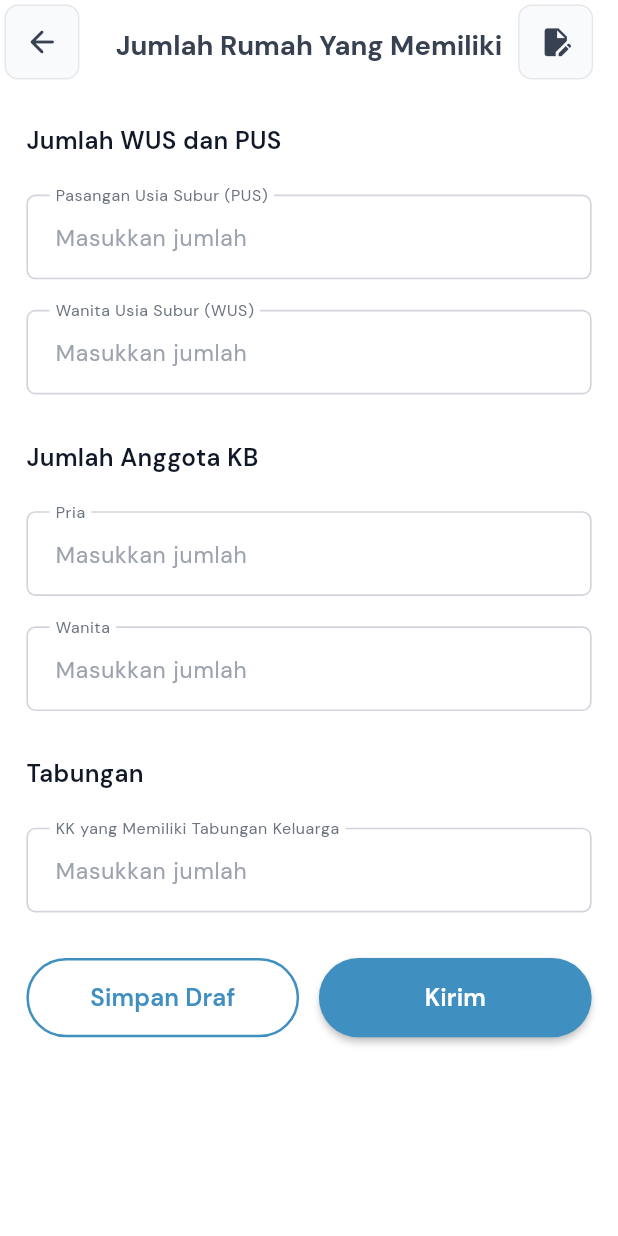
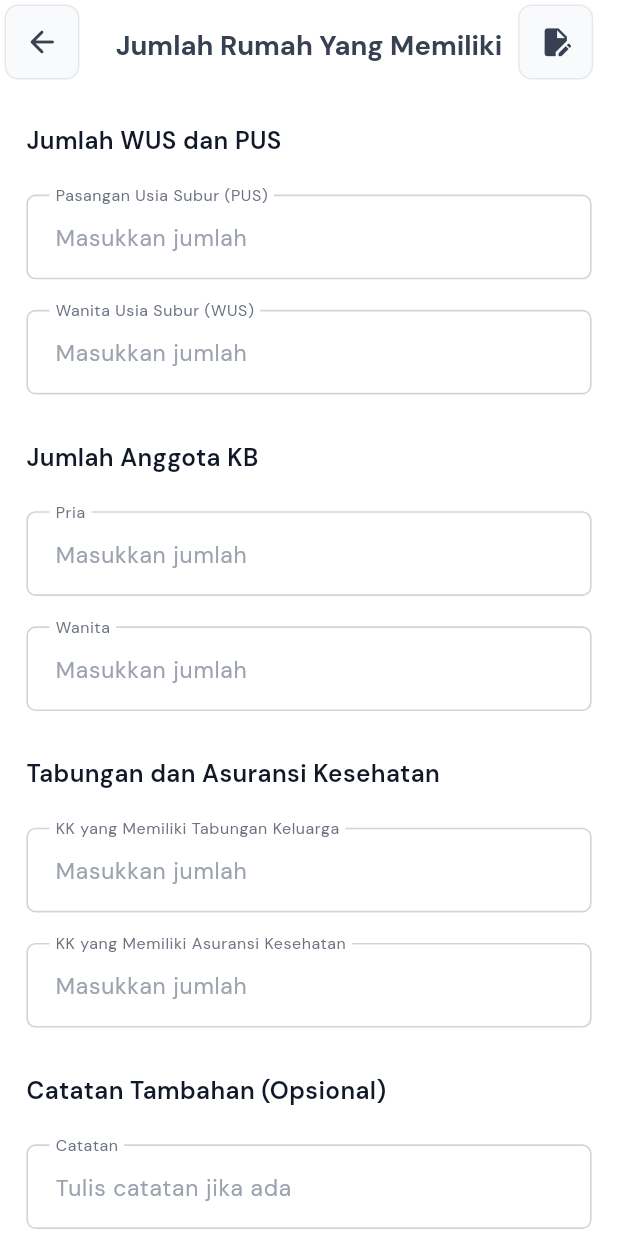
Before and after one commit to muhammadazriel313-wq/Mobile_E-PKK, a Flutter app: the PerencanaanSehatScreen screen opened by its route, on a phone screen of 412 x 824 dp. Run offline on Flutter 3.47's test engine with Material 3 defaults, Android fonts, the phone set to English and light mode, and no system bars; drawn by our look-alikes of zoom_tap_animation; our stand-ins replace carousel_slider, device_preview, dio, dropdown_button2, firebase_core, firebase_messaging and 12 more; accounts and stored records are empty.

Commit message:
feat(pokja4): input asuransi dan catatan perencanaan dengan draf

```diff
--- a/lib/features/pages/pokja4/jumlah_rumah/perencanaan_screen.dart
+++ b/lib/features/pages/pokja4/jumlah_rumah/perencanaan_screen.dart
@@ -38,6 +38,8 @@ class _PerencanaanSehatScreenState extends State<PerencanaanSehatScreen> {
   final kbPriaController = TextEditingController();
   final kbWanitaController = TextEditingController();
   final tabunganKeluargaController = TextEditingController();
+  final asuransiKeluargaController = TextEditingController();
+  final catatanController = TextEditingController();
 
   final _formKey = GlobalKey<FormState>();
 
@@ -56,6 +58,8 @@ class _PerencanaanSehatScreenState extends State<PerencanaanSehatScreen> {
     kbPriaController.clear();
     kbWanitaController.clear();
     tabunganKeluargaController.clear();
+    asuransiKeluargaController.clear();
+    catatanController.clear();
   }
 
   bool isFormEmpty() {
@@ -63,7 +67,9 @@ class _PerencanaanSehatScreenState extends State<PerencanaanSehatScreen> {
         wusController.text.trim().isEmpty &&
         kbPriaController.text.trim().isEmpty &&
         kbWanitaController.text.trim().isEmpty &&
-        tabunganKeluargaController.text.trim().isEmpty;
+        tabunganKeluargaController.text.trim().isEmpty &&
+        asuransiKeluargaController.text.trim().isEmpty &&
+        catatanController.text.trim().isEmpty;
   }
 
   @override
@@ -93,6 +99,8 @@ class _PerencanaanSehatScreenState extends State<PerencanaanSehatScreen> {
     kbPriaController.text = d['Kb_p']?.toString() ?? '';
     kbWanitaController.text = d['Kb_w']?.toString() ?? '';
     tabunganKeluargaController.text = d['Kk_tbg']?.toString() ?? '';
+    asuransiKeluargaController.text = d['Kk_asuransi']?.toString() ?? '';
+    catatanController.text = d['catatan']?.toString() ?? '';
   }
 
   Map<String, dynamic> _collectFormData() {
@@ -110,6 +118,8 @@ class _PerencanaanSehatScreenState extends State<PerencanaanSehatScreen> {
       'Kb_p': kbPriaController.text.trim(),
       'Kb_w': kbWanitaController.text.trim(),
       'Kk_tbg': tabunganKeluargaController.text.trim(),
+      'Kk_asuransi': asuransiKeluargaController.text.trim(),
+      'catatan': catatanController.text.trim(),
     };
   }
 
@@ -240,6 +250,8 @@ class _PerencanaanSehatScreenState extends State<PerencanaanSehatScreen> {
     kbPriaController.dispose();
     kbWanitaController.dispose();
     tabunganKeluargaController.dispose();
+    asuransiKeluargaController.dispose();
+    catatanController.dispose();
     super.dispose();
   }
 
@@ -253,17 +265,21 @@ class _PerencanaanSehatScreenState extends State<PerencanaanSehatScreen> {
   Widget buildInput({
     required TextEditingController controller,
     required String label,
+    String hintText = 'Masukkan jumlah',
     TextInputAction action = TextInputAction.next,
+    bool isOptional = false,
   }) {
     return Column(
       children: [
         InputFormField(
           controller: controller,
-          hintText: 'Masukkan jumlah',
+          hintText: hintText,
           label: label,
           textInputAction: action,
-          keyboardType: TextInputType.number,
-          validator: (value) => ValidatorForm.validateDefault(value),
+          keyboardType: isOptional ? TextInputType.text : TextInputType.number,
+          validator: isOptional
+              ? null
+              : (value) => ValidatorForm.validateDefault(value),
         ),
         SizedBox(height: 20.h),
       ],
@@ -369,14 +385,32 @@ class _PerencanaanSehatScreenState extends State<PerencanaanSehatScreen> {
                             ),
 
                             SizedBox(height: 10.h),
-                            sectionTitle('Tabungan'),
+                            sectionTitle('Tabungan dan Asuransi Kesehatan'),
                             SizedBox(height: 24.h),
 
                             /// TABUNGAN
                             buildInput(
                               controller: tabunganKeluargaController,
                               label: 'KK yang Memiliki Tabungan Keluarga',
+                            ),
+
+                            /// ASURANSI
+                            buildInput(
+                              controller: asuransiKeluargaController,
+                              label: 'KK yang Memiliki Asuransi Kesehatan',
+                            ),
+
+                            SizedBox(height: 10.h),
+                            sectionTitle('Catatan Tambahan (Opsional)'),
+                            SizedBox(height: 24.h),
+
+                            /// CATATAN
+                            buildInput(
+                              controller: catatanController,
+                              label: 'Catatan',
+                              hintText: 'Tulis catatan jika ada',
                               action: TextInputAction.done,
+                              isOptional: true,
                             ),
 
                             SizedBox(height: 10.h),
@@ -447,6 +481,11 @@ class _PerencanaanSehatScreenState extends State<PerencanaanSehatScreen> {
                                                   kkTabungan:
                                                       tabunganKeluargaController
                                                           .text,
+                                                  kkAsuransi:
+                                                      asuransiKeluargaController
+                                                          .text,
+                                                  catatan:
+                                                      catatanController.text,
                                                   idRole: idRole ?? '',
                                                   idOrganization:
                                                       idOrganization ?? '',
```
